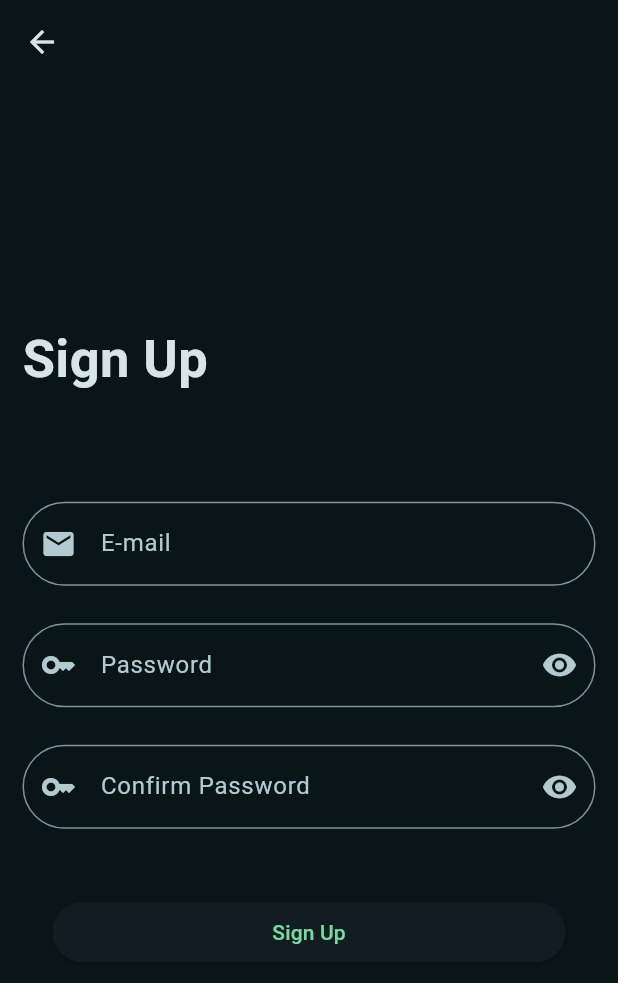
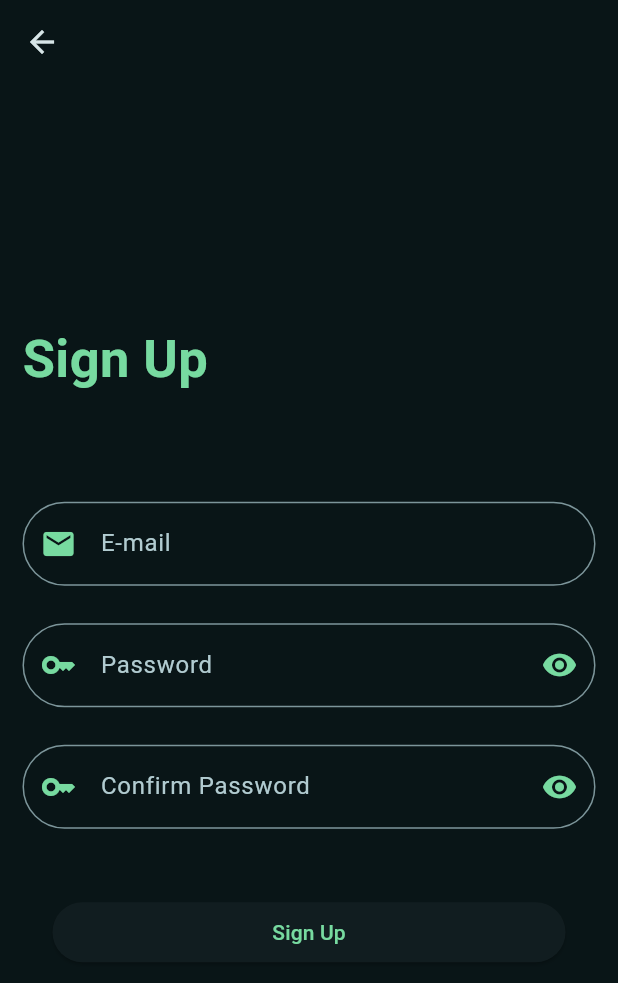
Before and after one commit to canberk-saka/musicify, a Flutter app: the screen it shows after launch, after a tap on "Sign Up", on a phone screen of 412 x 824 dp. Shown: the top 983 px of the screen. Run offline on Flutter 3.47's test engine with Material 3 defaults, Android fonts, the phone set to English and light mode, and no system bars; our stand-ins replace bloc, dio, equatable, firebase_auth, firebase_core, flutter_bloc and 4 more; missing offline and left inert: talker_dio_logger; accounts and stored records are empty; generated files the repository leaves out were written again; network calls fail; statements that could not run were skipped.

Commit message:
ekranlarda tasarım güncellemeleri yapıldı

```diff
--- a/lib/l10n/arb/app_en.arb
+++ b/lib/l10n/arb/app_en.arb
@@ -17,7 +17,8 @@
     "passwordsDoNotMatch":"Passwords do not match",
     "emptyFields":"Please fill in all fields",
     "passwordLength":"Password must be at least 6 characters long",
-    "invalidEmail":"Invalid email"
+    "invalidEmail":"Invalid email",
+    "newReleases":"New Releases"
 
 
 
--- a/lib/l10n/arb/app_tr.arb
+++ b/lib/l10n/arb/app_tr.arb
@@ -16,7 +16,8 @@
   "passwordsDoNotMatch" : "Şifreler eşleşmiyor",
   "emptyFields" : "Lütfen tüm alanları doldurun",
   "passwordLength" : "Şifre en az 6 karakter uzunluğunda olmalıdır",
-  "invalidEmail" : "Geçersiz e-posta"
+  "invalidEmail" : "Geçersiz e-posta",
+  "newReleases" : "Yeni Çıkanlar"
 
 
 
--- a/lib/screens/auth/view/widgets/spotify_auth_screen_widgets.dart
+++ b/lib/screens/auth/view/widgets/spotify_auth_screen_widgets.dart
@@ -79,7 +79,7 @@ base mixin SpotifyAuthScreenWidgets on State<SpotifyAuthScreen> {
   ///Spotify Auth ekranı body'si
   Center _body() => Center(
         child: ElevatedButton(
-          onPressed: _launchSpotifyAuth, // Spotify auth işlemini başlat
+          onPressed: _launchSpotifyAuth,
           child: Text(context.l10n.loginWithSpotify),
         ),
       );
--- a/lib/screens/login/view/widgets/login_screen_widgets.dart
+++ b/lib/screens/login/view/widgets/login_screen_widgets.dart
@@ -37,9 +37,10 @@ base mixin LoginScreenWidgets on BaseState<LoginScreenView, LoginScreenCubit> {
                 flex: 3,
                 child: Text(
                   l10n.login,
-                  style: const TextStyle(
+                  style: TextStyle(
                     fontSize: 35,
                     fontWeight: FontWeight.bold,
+                    color: theme.colorScheme.primary,
                   ),
                 ),
               ),
@@ -51,15 +52,22 @@ base mixin LoginScreenWidgets on BaseState<LoginScreenView, LoginScreenCubit> {
                   MusicifyTextField(
                     controller: _emailController,
                     labelText: l10n.eMail,
-                    icon: const Icon(Icons.email),
+                    icon: Icon(
+                      Icons.email,
+                      color: theme.colorScheme.primary,
+                    ),
                   ),
                   BlocBuilder<LoginScreenCubit, LoginScreenState>(
                     builder: (context, state) => MusicifyTextField.obscure(
+                      color: theme.colorScheme.primary,
                       controller: _passwordController,
                       labelText: l10n.password,
                       isObsecure: state.isObscure,
                       changeObscure: () => read.changeObscure(),
-                      icon: const Icon(Icons.key),
+                      icon: Icon(
+                        Icons.key,
+                        color: theme.colorScheme.primary,
+                      ),
                     ),
                   ),
                   Padding(
--- a/lib/screens/sign_up/view/widgets/sign_up_screen_widgets.dart
+++ b/lib/screens/sign_up/view/widgets/sign_up_screen_widgets.dart
@@ -52,9 +52,10 @@ base mixin SignUpScreenWidgets on BaseState<SignUpScreenWiew, SignUpCubit> {
                 flex: 3,
                 child: Text(
                   l10n.signUp,
-                  style: const TextStyle(
+                  style: TextStyle(
                     fontSize: 35,
                     fontWeight: FontWeight.bold,
+                    color: theme.colorScheme.primary,
                   ),
                 ),
               ),
@@ -64,26 +65,38 @@ base mixin SignUpScreenWidgets on BaseState<SignUpScreenWiew, SignUpCubit> {
                 spacing: 25,
                 children: [
                   MusicifyTextField(
+                    color: theme.colorScheme.primary,
                     controller: _emailController,
                     labelText: l10n.eMail,
-                    icon: const Icon(Icons.email),
+                    icon: Icon(
+                      Icons.email,
+                      color: theme.colorScheme.primary,
+                    ),
                   ),
                   BlocBuilder<SignUpCubit, SignUpState>(
                     builder: (context, state) => MusicifyTextField.obscure(
+                      color: theme.colorScheme.primary,
                       controller: _passwordController,
                       changeObscure: () => read.changeObscure(),
                       isObsecure: state.isObscure,
                       labelText: l10n.password,
-                      icon: const Icon(Icons.key),
+                      icon: Icon(
+                        Icons.key,
+                        color: theme.colorScheme.primary,
+                      ),
                     ),
                   ),
                   BlocBuilder<SignUpCubit, SignUpState>(
                     builder: (context, state) => MusicifyTextField.obscure(
+                      color: theme.colorScheme.primary,
                       controller: _confirmPasswordController,
                       changeObscure: () => read.changeObscure(),
                       isObsecure: state.isObscure,
                       labelText: l10n.confirmPassword,
-                      icon: const Icon(Icons.key),
+                      icon: Icon(
+                        Icons.key,
+                        color: theme.colorScheme.primary,
+                      ),
                     ),
                   ),
                   Padding(
--- a/lib/theme/base_theme.dart
+++ b/lib/theme/base_theme.dart
@@ -11,7 +11,7 @@ abstract base class BaseTheme {
 
   ///ThemeData'nın oluşturulması
   ThemeData get theme => ThemeData(
-        appBarTheme: AppBarTheme(color: colorScheme.surfaceContainerLow),
+        appBarTheme: AppBarTheme(color: colorScheme.surface),
         colorScheme: colorScheme,
         scrollbarTheme: ScrollbarThemeData(
           thumbColor: WidgetStateProperty.resolveWith(
--- a/modules/musicify_widgets/lib/src/widgets/text_field/musicify_text_field.dart
+++ b/modules/musicify_widgets/lib/src/widgets/text_field/musicify_text_field.dart
@@ -11,6 +11,7 @@ class MusicifyTextField extends StatefulWidget {
     super.key,
     this.hintText,
     this.icon,
+    this.color,
   })  : isObsecure = false,
         changeObscure = null;
 
@@ -23,6 +24,7 @@ class MusicifyTextField extends StatefulWidget {
     super.key,
     this.hintText,
     this.icon,
+    this.color,
   });
 
   ///TextField başlığı
@@ -36,6 +38,9 @@ class MusicifyTextField extends StatefulWidget {
 
   ///Şifre mi
   final bool? isObsecure;
+
+  ///TextField rengi
+  final Color? color;
 
   ///Şifre gizleme fonksiyonu
   final void Function()? changeObscure;
@@ -59,6 +64,7 @@ class _MusicifyTextFieldState extends State<MusicifyTextField> {
             ? IconButton(
                 onPressed: widget.changeObscure,
                 icon: Icon(
+                  color: widget.color,
                   widget.isObsecure! ? Icons.visibility : Icons.visibility_off,
                 ),
               )
```
Also changed, not shown: lib/screens/home/view/widgets/home_screen_widgets.dart (+18 -11 lines).
